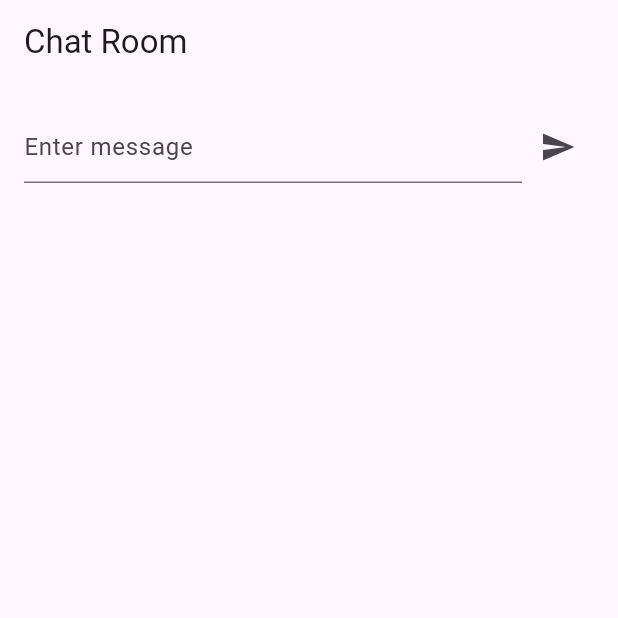
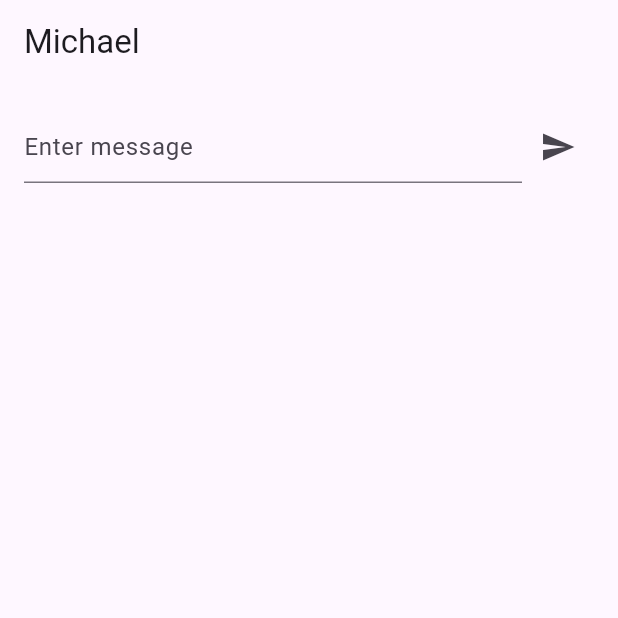
Before and after one commit to aditydcp/self_chat, a Flutter app: the screen it shows after launch, on a phone screen of 412 x 824 dp, the top half of it. Run offline on Flutter 3.47's test engine with Material 3 defaults, Android fonts, the phone set to English and light mode, and no system bars.

Commit message:
implement chatroom

```diff
--- /dev/null
+++ b/lib/data/model/chatroom.dart
@@ -0,0 +1,9 @@
+import 'package:self_chat/data/model/persona.dart';
+
+class Chatroom {
+  final String id;
+  final String name;
+  final List<Persona> members;
+
+  Chatroom({required this.id, required this.name, required this.members});
+}
--- /dev/null
+++ b/lib/data/repository/chatroom_repository.dart
@@ -0,0 +1,11 @@
+import 'package:self_chat/data/model/chatroom.dart';
+
+class ChatroomRepository {
+  final List<Chatroom> chatrooms;
+
+  const ChatroomRepository({required this.chatrooms});
+
+  List<Chatroom> getChatrooms() {
+    return chatrooms;
+  }
+}
--- a/lib/data/repository/persona_repository.dart
+++ b/lib/data/repository/persona_repository.dart
@@ -1,10 +1,9 @@
 import 'package:self_chat/data/model/persona.dart';
 
 class PersonaRepository {
-  List<Persona> personas = [
-    const Persona(id: '1', name: 'Jacob'),
-    const Persona(id: '2', name: 'Michael'),
-  ];
+  final List<Persona> personas;
+
+  PersonaRepository({required this.personas});
 
   List<Persona> getPersonas() {
     return personas;
--- a/lib/main.dart
+++ b/lib/main.dart
@@ -1,5 +1,7 @@
 import 'package:flutter/material.dart';
+import 'package:self_chat/data/model/chatroom.dart';
 import 'package:self_chat/data/model/persona.dart';
+import 'package:self_chat/data/repository/chatroom_repository.dart';
 import 'package:self_chat/data/repository/persona_repository.dart';
 import 'package:self_chat/presentation/pages/chatroom.dart';
 
@@ -15,20 +17,39 @@ class MainApp extends StatefulWidget {
 }
 
 class _MainAppState extends State<MainApp> {
-  final PersonaRepository personaRepository = PersonaRepository();
+  late PersonaRepository personaRepository;
+  late ChatroomRepository chatroomRepository;
   late Persona activePersona;
 
   @override
   void initState() {
     super.initState();
-    // Initialize activePersona after the state has been initialized
+
+    // Initialize the repositories.
+    personaRepository = PersonaRepository(personas: [
+      const Persona(id: '1', name: "Jacob"),
+      const Persona(id: '2', name: "Michael"),
+    ]);
+
     activePersona = personaRepository.getPersonas()[0];
+
+    chatroomRepository = ChatroomRepository(chatrooms: [
+      Chatroom(
+          id: '1',
+          name: personaRepository.getPersonas()[1].name,
+          members: [
+            personaRepository.getPersonas()[0],
+            personaRepository.getPersonas()[1]
+          ]),
+    ]);
   }
 
   @override
   Widget build(BuildContext context) {
     return MaterialApp(
-      home: ChatroomScreen(roomName: "Chat Room", activePersona: activePersona),
+      home: ChatroomScreen(
+          chatroom: chatroomRepository.getChatrooms()[0],
+          activePersona: activePersona),
     );
   }
 }
--- a/lib/presentation/pages/chatroom.dart
+++ b/lib/presentation/pages/chatroom.dart
@@ -1,12 +1,13 @@
 import 'package:flutter/material.dart';
+import 'package:self_chat/data/model/chatroom.dart';
 import 'package:self_chat/data/model/message.dart';
 import 'package:self_chat/data/model/persona.dart';
 
 class ChatroomScreen extends StatefulWidget {
   const ChatroomScreen(
-      {super.key, required this.roomName, required this.activePersona});
+      {super.key, required this.chatroom, required this.activePersona});
 
-  final String roomName;
+  final Chatroom chatroom;
   final Persona activePersona;
 
   @override
@@ -39,7 +40,7 @@ class _ChatroomScreenState extends State<ChatroomScreen> {
   Widget build(BuildContext context) {
     return Scaffold(
         appBar: AppBar(
-          title: Text(widget.roomName),
+          title: Text(widget.chatroom.name),
         ),
         body: SafeArea(
             child: Padding(
```
